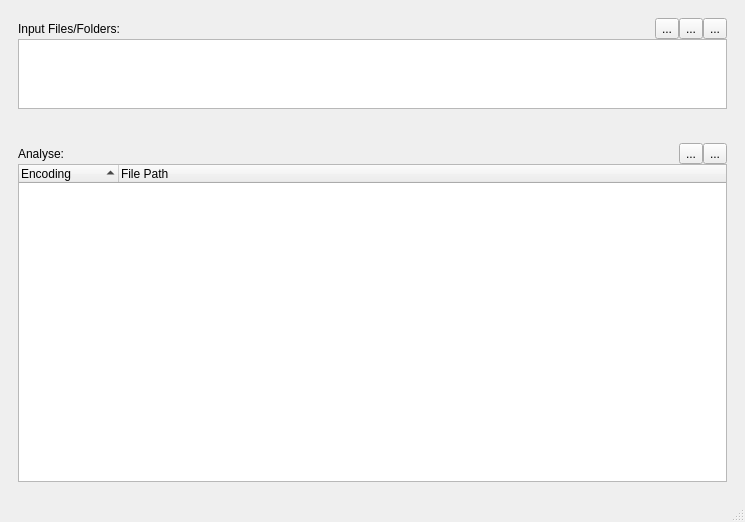
This is src/charset_tool_main_window.ui in fougue/cassolette as Qt 5 draws it before an edit. The edited form follows.
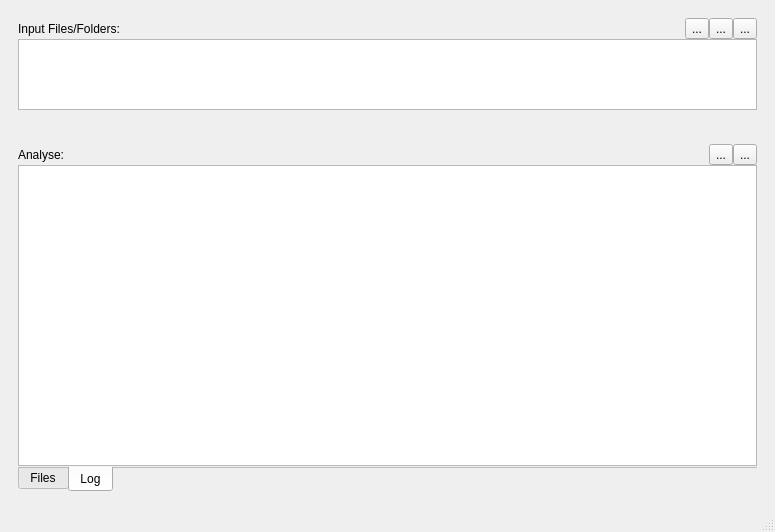
This is the edited form. The open tabs and pages were chosen to show the change. Icons and pictures are not drawn. Custom widgets are drawn as their Qt base class.

Patch:
```diff
--- a/src/charset_tool_main_window.ui
+++ b/src/charset_tool_main_window.ui
@@ -6,8 +6,8 @@
    <rect>
     <x>0</x>
     <y>0</y>
-    <width>745</width>
-    <height>522</height>
+    <width>775</width>
+    <height>532</height>
    </rect>
   </property>
   <property name="windowTitle">
@@ -209,6 +209,34 @@
          </item>
         </layout>
        </item>
+       <item>
+        <widget class="QTabWidget" name="tabWidget">
+         <property name="tabPosition">
+          <enum>QTabWidget::South</enum>
+         </property>
+         <property name="currentIndex">
+          <number>0</number>
+         </property>
+         <property name="documentMode">
+          <bool>true</bool>
+         </property>
+         <widget class="QWidget" name="pageFiles">
+          <attribute name="title">
+           <string>Files</string>
+          </attribute>
+          <layout class="QVBoxLayout" name="verticalLayout_4">
+           <property name="leftMargin">
+            <number>0</number>
+           </property>
+           <property name="topMargin">
+            <number>0</number>
+           </property>
+           <property name="rightMargin">
+            <number>0</number>
+           </property>
+           <property name="bottomMargin">
+            <number>0</number>
+           </property>
        <item>
         <widget class="QTreeWidget" name="analyseTreeWidget">
          <property name="rootIsDecorated">
@@ -234,6 +262,39 @@
        </item>
       </layout>
      </widget>
+         <widget class="QWidget" name="pageLog">
+          <attribute name="title">
+           <string>Log</string>
+          </attribute>
+          <layout class="QVBoxLayout" name="verticalLayout_5">
+           <property name="leftMargin">
+            <number>0</number>
+           </property>
+           <property name="topMargin">
+            <number>0</number>
+           </property>
+           <property name="rightMargin">
+            <number>0</number>
+           </property>
+           <property name="bottomMargin">
+            <number>0</number>
+           </property>
+           <item>
+            <widget class="QPlainTextEdit" name="logTextEdit">
+             <property name="undoRedoEnabled">
+              <bool>false</bool>
+             </property>
+             <property name="readOnly">
+              <bool>true</bool>
+             </property>
+            </widget>
+           </item>
+          </layout>
+         </widget>
+        </widget>
+       </item>
+      </layout>
+     </widget>
     </item>
    </layout>
   </widget>
```
Left out of the diff: 4 changed lines with no effect on the pictures. Lines whose indentation alone changed are shown as unchanged.
